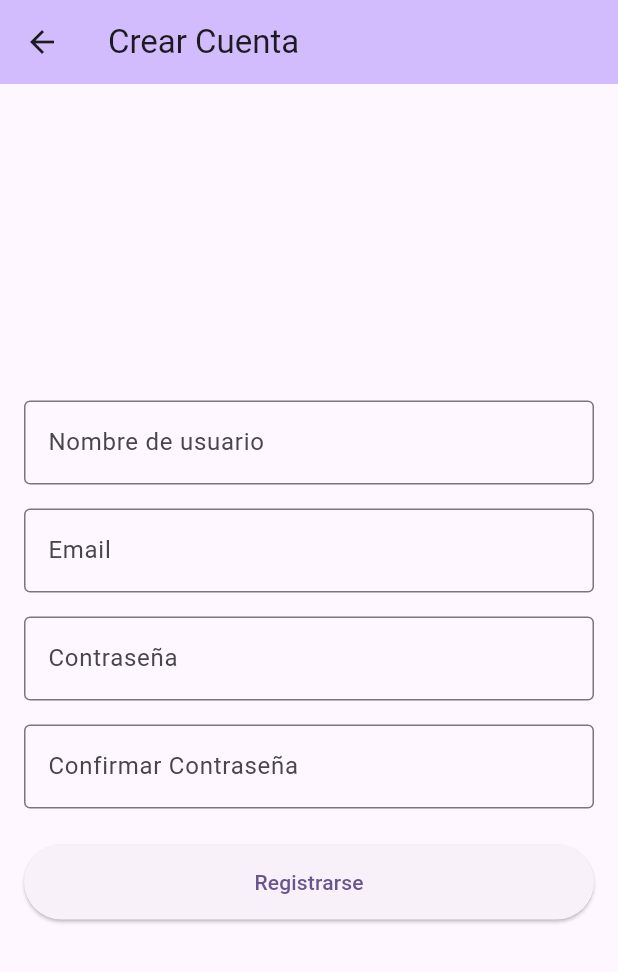
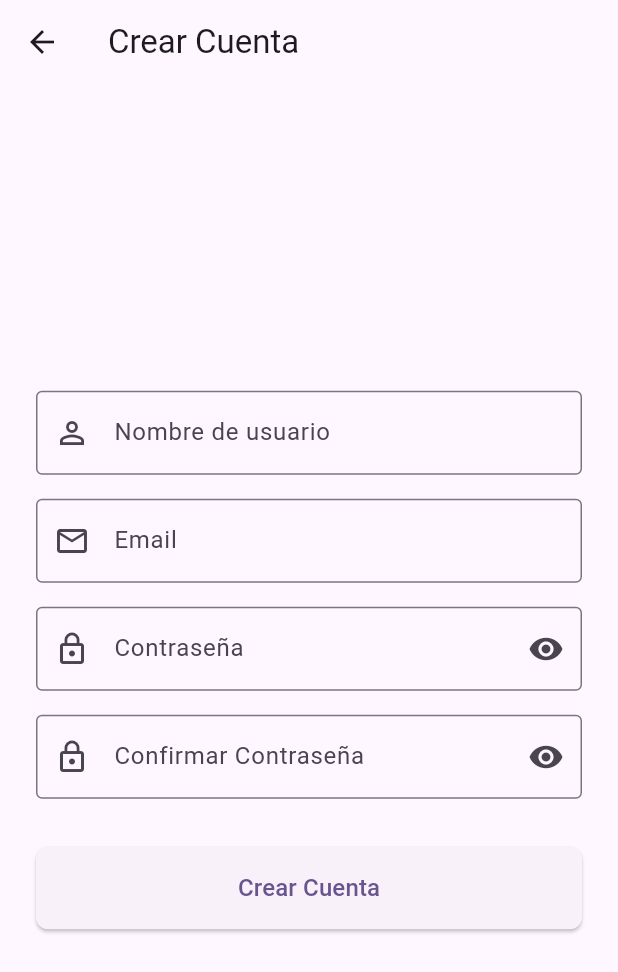
Before and after one commit to juanfrancp/fantasy-colegas-flutter, a Flutter app: the screen it shows after launch, after a tap on "¿No tienes cuenta? Regístrate", on a phone screen of 412 x 824 dp. Shown: the top 972 px of the screen. Run offline on Flutter 3.47's test engine with Material 3 defaults, Android fonts, the phone set to English and light mode, and no system bars; our stand-ins replace image_picker, shared_preferences; accounts and stored records are empty.

Commit message:
Registro mejorado

```diff
--- a/lib/presentation/auth/register_screen.dart
+++ b/lib/presentation/auth/register_screen.dart
@@ -9,6 +9,9 @@ class RegisterScreen extends StatefulWidget {
 }
 
 class _RegisterScreenState extends State<RegisterScreen> {
+  // 1. Clave para gestionar el estado del formulario
+  final _formKey = GlobalKey<FormState>();
+
   final _usernameController = TextEditingController();
   final _emailController = TextEditingController();
   final _passwordController = TextEditingController();
@@ -16,46 +19,32 @@ class _RegisterScreenState extends State<RegisterScreen> {
   final AuthService _authService = AuthService();
 
   bool _isLoading = false;
+  // Variables para controlar la visibilidad de la contraseña
+  bool _isPasswordVisible = false;
+  bool _isConfirmPasswordVisible = false;
 
   void _showError(String message) {
     if (!mounted) return;
     ScaffoldMessenger.of(context).showSnackBar(
-      SnackBar(content: Text(message), backgroundColor: Colors.red),
+      SnackBar(content: Text(message), backgroundColor: Colors.redAccent),
     );
   }
 
   Future<void> _handleRegister() async {
-    final username = _usernameController.text.trim();
-    final email = _emailController.text.trim();
-    final password = _passwordController.text;
-    final confirmPassword = _confirmPasswordController.text;
-
-    if (username.isEmpty || email.isEmpty || password.isEmpty || confirmPassword.isEmpty) {
-      _showError('Por favor, rellena todos los campos.');
-      return;
-    }
-    if (!RegExp(r"^[a-zA-Z0-9_-]+$").hasMatch(username)) {
-      _showError('El nombre de usuario solo puede contener letras, números, guiones y guiones bajos.');
-      return;
-    }
-    if (!RegExp(r"^[a-zA-Z0-9.]+@[a-zA-Z0-9]+\.[a-zA-Z]+").hasMatch(email)) {
-      _showError('Por favor, introduce un email válido.');
-      return;
-    }
-    if (password.length < 8) {
-      _showError('La contraseña debe tener al menos 8 caracteres.');
-      return;
-    }
-    if (password != confirmPassword) {
-      _showError('Las contraseñas no coinciden.');
-      return;
+    // 2. Usamos la clave del formulario para validar todos los campos a la vez
+    if (!_formKey.currentState!.validate()) {
+      return; // Si la validación falla, no hacemos nada.
     }
 
     setState(() {
       _isLoading = true;
     });
 
-    final result = await _authService.register(username, email, password);
+    final result = await _authService.register(
+      _usernameController.text.trim(),
+      _emailController.text.trim(),
+      _passwordController.text,
+    );
 
     setState(() {
       _isLoading = false;
@@ -72,13 +61,7 @@ class _RegisterScreenState extends State<RegisterScreen> {
       );
       Navigator.of(context).pop();
     } else {
-      String errorMessage = "Ocurrió un error inesperado.";
-      if (result['error'] != null) {
-        errorMessage = result['error'];
-      } else if (result['errors'] != null) {
-        final errors = result['errors'] as Map<String, dynamic>;
-        errorMessage = errors.entries.map((e) => e.value).join('\n');
-      }
+      String errorMessage = result['error'] ?? "Ocurrió un error inesperado.";
       _showError(errorMessage);
     }
   }
@@ -86,60 +69,152 @@ class _RegisterScreenState extends State<RegisterScreen> {
   @override
   Widget build(BuildContext context) {
     return Scaffold(
-      appBar: AppBar(
-        title: const Text('Crear Cuenta'),
-        backgroundColor: Theme.of(context).colorScheme.inversePrimary,
-      ),
+      appBar: AppBar(title: const Text('Crear Cuenta')),
       body: Center(
-        child: Padding(
-          padding: const EdgeInsets.all(16.0),
+        // 3. Envolvemos todo en un Form
+        child: Form(
+          key: _formKey,
           child: SingleChildScrollView(
+            padding: const EdgeInsets.all(24.0),
             child: Column(
               mainAxisAlignment: MainAxisAlignment.center,
+              crossAxisAlignment: CrossAxisAlignment.stretch,
               children: <Widget>[
-                TextField(
+                // --- Campo de Nombre de Usuario ---
+                TextFormField(
                   controller: _usernameController,
                   decoration: const InputDecoration(
                     labelText: 'Nombre de usuario',
+                    prefixIcon: Icon(Icons.person_outline),
                     border: OutlineInputBorder(),
                   ),
+                  validator: (value) {
+                    if (value == null || value.isEmpty) {
+                      return 'El nombre de usuario es obligatorio.';
+                    }
+                    if (value.length < 3) {
+                      return 'Debe tener al menos 3 caracteres.';
+                    }
+                    if (value.length > 25) {
+                      return 'No puede tener más de 25 caracteres.';
+                    }
+                    if (!RegExp(r"^[a-zA-Z0-9_-]+$").hasMatch(value)) {
+                      return 'Solo letras, números, guiones y guiones bajos.';
+                    }
+                    return null;
+                  },
                 ),
                 const SizedBox(height: 16.0),
-                TextField(
+
+                // --- Campo de Email ---
+                TextFormField(
                   controller: _emailController,
                   decoration: const InputDecoration(
                     labelText: 'Email',
+                    prefixIcon: Icon(Icons.email_outlined),
                     border: OutlineInputBorder(),
                   ),
                   keyboardType: TextInputType.emailAddress,
+                  validator: (value) {
+                    if (value == null || value.isEmpty) {
+                      return 'El email es obligatorio.';
+                    }
+                    if (!RegExp(
+                      r"^[a-zA-Z0-9.]+@[a-zA-Z0-9]+\.[a-zA-Z]+",
+                    ).hasMatch(value)) {
+                      return 'Introduce un email válido.';
+                    }
+                    return null;
+                  },
                 ),
                 const SizedBox(height: 16.0),
-                TextField(
+
+                // --- Campo de Contraseña ---
+                TextFormField(
                   controller: _passwordController,
-                  decoration: const InputDecoration(
+                  obscureText: !_isPasswordVisible,
+                  decoration: InputDecoration(
                     labelText: 'Contraseña',
-                    border: OutlineInputBorder(),
+                    prefixIcon: const Icon(Icons.lock_outline),
+                    border: const OutlineInputBorder(),
+                    suffixIcon: IconButton(
+                      icon: Icon(
+                        _isPasswordVisible
+                            ? Icons.visibility_off
+                            : Icons.visibility,
+                      ),
+                      onPressed: () => setState(
+                        () => _isPasswordVisible = !_isPasswordVisible,
+                      ),
+                    ),
                   ),
-                  obscureText: true,
+                  validator: (value) {
+                    if (value == null || value.isEmpty) {
+                      return 'La contraseña es obligatoria.';
+                    }
+                    if (value.length < 6) {
+                      // Ajustado a la validación del backend
+                      return 'Debe tener al menos 6 caracteres.';
+                    }
+                    return null;
+                  },
                 ),
                 const SizedBox(height: 16.0),
-                TextField(
+
+                // --- Campo de Confirmar Contraseña ---
+                TextFormField(
                   controller: _confirmPasswordController,
-                  decoration: const InputDecoration(
+                  obscureText: !_isConfirmPasswordVisible,
+                  decoration: InputDecoration(
                     labelText: 'Confirmar Contraseña',
-                    border: OutlineInputBorder(),
+                    prefixIcon: const Icon(Icons.lock_outline),
+                    border: const OutlineInputBorder(),
+                    suffixIcon: IconButton(
+                      icon: Icon(
+                        _isConfirmPasswordVisible
+                            ? Icons.visibility_off
+                            : Icons.visibility,
+                      ),
+                      onPressed: () => setState(
+                        () => _isConfirmPasswordVisible =
+                            !_isConfirmPasswordVisible,
+                      ),
+                    ),
                   ),
-                  obscureText: true,
+                  validator: (value) {
+                    if (value == null || value.isEmpty) {
+                      return 'Confirma tu contraseña.';
+                    }
+                    if (value != _passwordController.text) {
+                      return 'Las contraseñas no coinciden.';
+                    }
+                    return null;
+                  },
                 ),
-                const SizedBox(height: 24.0),
+                const SizedBox(height: 32.0),
+
+                // --- Botón de Registro ---
                 ElevatedButton(
                   onPressed: _isLoading ? null : _handleRegister,
                   style: ElevatedButton.styleFrom(
-                    minimumSize: const Size(double.infinity, 50),
+                    padding: const EdgeInsets.symmetric(vertical: 16),
+                    shape: RoundedRectangleBorder(
+                      borderRadius: BorderRadius.circular(8),
+                    ),
                   ),
                   child: _isLoading
-                      ? const CircularProgressIndicator(color: Colors.white)
-                      : const Text('Registrarse'),
+                      ? const SizedBox(
+                          height: 24,
+                          width: 24,
+                          child: CircularProgressIndicator(
+                            strokeWidth: 3,
+                            color: Colors.white,
+                          ),
+                        )
+                      : const Text(
+                          'Crear Cuenta',
+                          style: TextStyle(fontSize: 16),
+                        ),
                 ),
               ],
             ),
```
